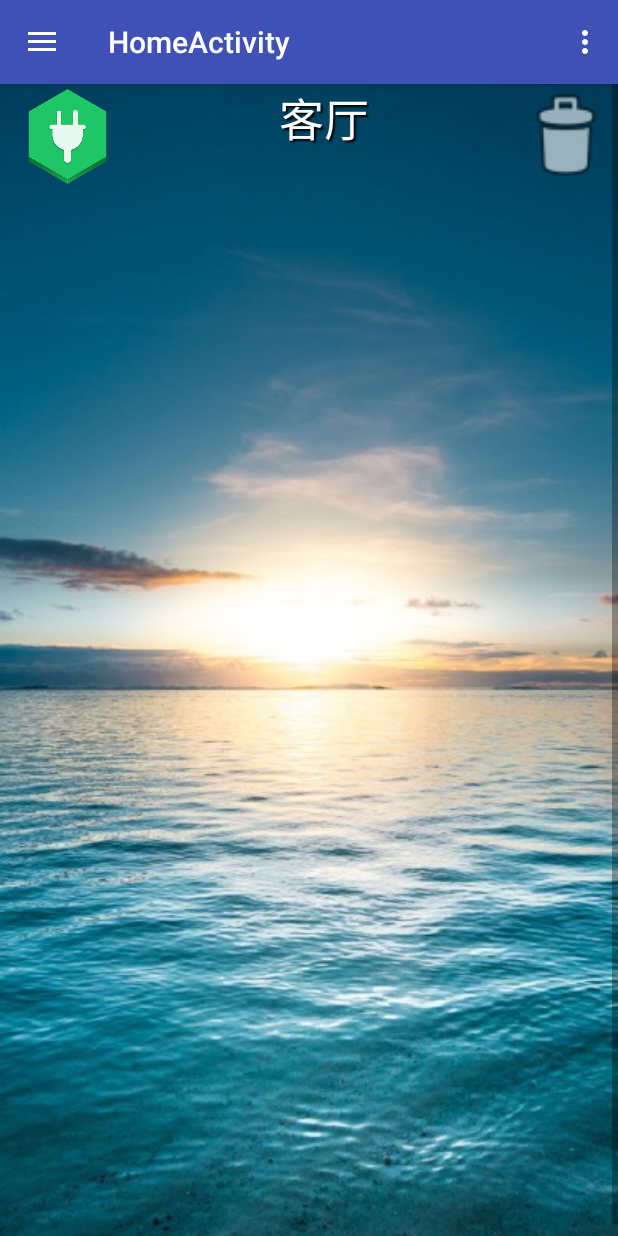
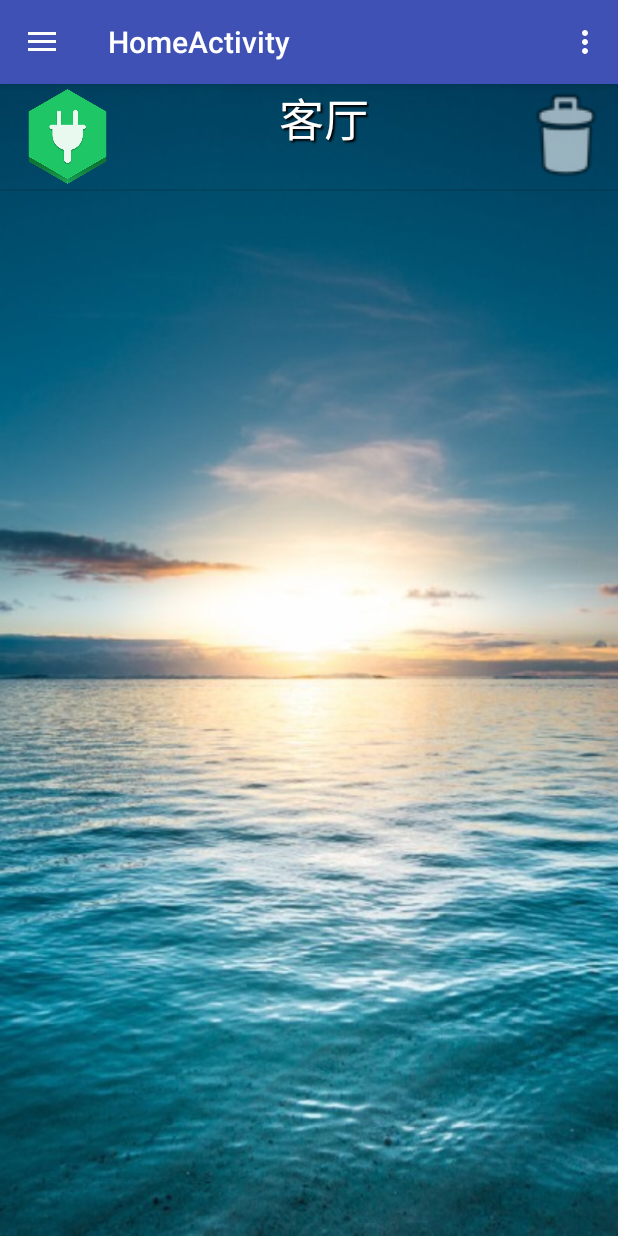
Before and after one commit to ZhaoYueNing/SmartHome, an Android app: the fragment DeviceListFragment placed in its activity, on a phone screen of 412 x 824 dp. Run offline under Robolectric (Android 15) with nearby library versions, the phone set to English and light mode, and no system bars; network calls fail.

Commit message:
添加设备列表

```diff
--- a/app/src/main/java/com/buynow/smarthome/dao/DeviceContainer.java
+++ b/app/src/main/java/com/buynow/smarthome/dao/DeviceContainer.java
@@ -21,6 +21,7 @@ public class DeviceContainer {
 
 
     private static void initData() {
+        //TODO 虚拟数据
         Device device = new Device();
         device.setId(UUID.randomUUID().toString());
         device.setName("客厅");
--- a/app/src/main/res/layout/item_dervice.xml
+++ b/app/src/main/res/layout/item_dervice.xml
@@ -2,7 +2,6 @@
 <LinearLayout
 android:layout_width="wrap_content"
 android:layout_height="70dp"
-android:background="@drawable/bg"
 xmlns:android="http://schemas.android.com/apk/res/android">
 
 <ImageView
```
